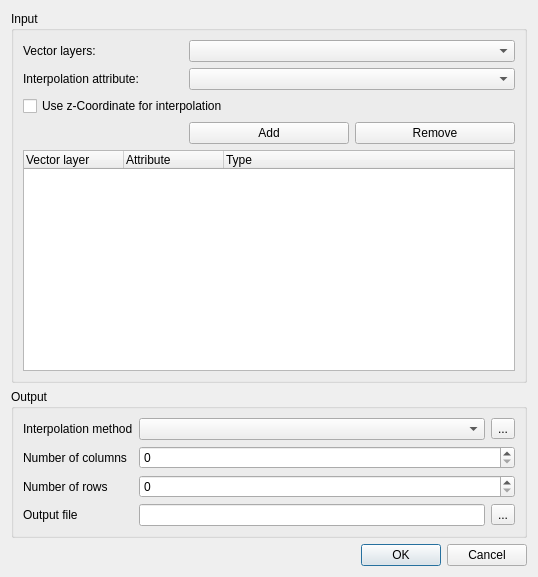
Before: the Qt Designer form qgis/src/plugins/interpolation/qgsinterpolationdialogbase.ui in sourcepole/qgis, drawn with Qt 5.
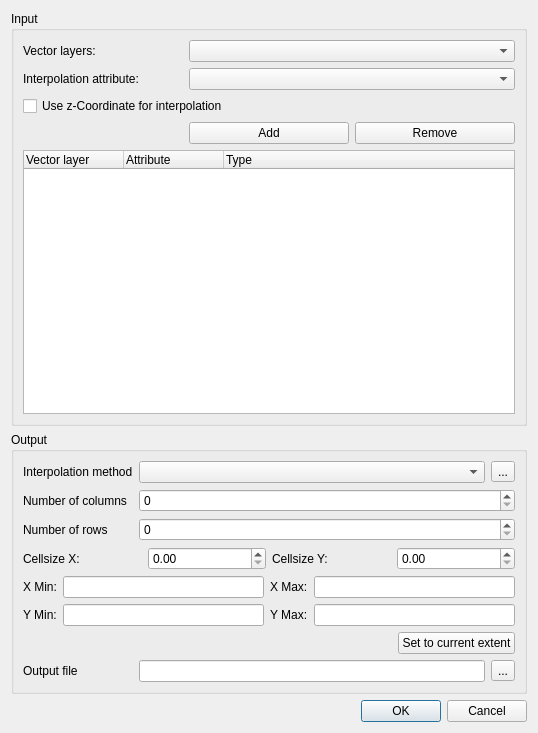
After: the same form once the commit is applied. Icons and pictures are not drawn.

Commit message: Better options to specify output raster extent and resolution in interpolation plugin

Patch:
```diff
--- a/qgis/src/plugins/interpolation/qgsinterpolationdialogbase.ui
+++ b/qgis/src/plugins/interpolation/qgsinterpolationdialogbase.ui
@@ -6,7 +6,7 @@
     <x>0</x>
     <y>0</y>
     <width>538</width>
-    <height>577</height>
+    <height>733</height>
    </rect>
   </property>
   <property name="sizePolicy" >
@@ -18,7 +18,7 @@
   <property name="windowTitle" >
    <string>Interpolation plugin</string>
   </property>
-  <layout class="QGridLayout" name="gridLayout_2" >
+  <layout class="QGridLayout" name="gridLayout_3" >
    <item row="0" column="0" >
     <widget class="QGroupBox" name="mInputGroupBox" >
      <property name="sizePolicy" >
@@ -122,7 +122,7 @@
      <property name="title" >
       <string>Output</string>
      </property>
-     <layout class="QGridLayout" >
+     <layout class="QGridLayout" name="gridLayout_2" >
       <item row="0" column="0" >
        <widget class="QLabel" name="mInterpolationLabel" >
         <property name="text" >
@@ -181,7 +181,111 @@
         </property>
        </widget>
       </item>
-      <item row="3" column="0" >
+      <item row="3" column="0" colspan="3" >
+       <layout class="QHBoxLayout" name="horizontalLayout_3" >
+        <item>
+         <widget class="QLabel" name="mCellsizeXLabel" >
+          <property name="text" >
+           <string>Cellsize X:</string>
+          </property>
+         </widget>
+        </item>
+        <item>
+         <widget class="QDoubleSpinBox" name="mCellsizeXSpinBox" >
+          <property name="maximum" >
+           <double>999999.000000000000000</double>
+          </property>
+         </widget>
+        </item>
+        <item>
+         <widget class="QLabel" name="mCellsizeYLabel" >
+          <property name="text" >
+           <string>Cellsize Y:</string>
+          </property>
+         </widget>
+        </item>
+        <item>
+         <widget class="QDoubleSpinBox" name="mCellSizeYSpinBox" >
+          <property name="maximum" >
+           <double>999999.000000000000000</double>
+          </property>
+         </widget>
+        </item>
+       </layout>
+      </item>
+      <item row="4" column="0" colspan="3" >
+       <layout class="QHBoxLayout" name="horizontalLayout" >
+        <item>
+         <widget class="QLabel" name="mXMinLabel" >
+          <property name="text" >
+           <string>X Min:</string>
+          </property>
+         </widget>
+        </item>
+        <item>
+         <widget class="QLineEdit" name="mXMinLineEdit" />
+        </item>
+        <item>
+         <widget class="QLabel" name="mXMaxLabel" >
+          <property name="text" >
+           <string>X Max:</string>
+          </property>
+         </widget>
+        </item>
+        <item>
+         <widget class="QLineEdit" name="mXMaxLineEdit" />
+        </item>
+       </layout>
+      </item>
+      <item row="5" column="0" colspan="3" >
+       <layout class="QHBoxLayout" name="horizontalLayout_2" >
+        <item>
+         <widget class="QLabel" name="mYMinLabel" >
+          <property name="text" >
+           <string>Y Min:</string>
+          </property>
+         </widget>
+        </item>
+        <item>
+         <widget class="QLineEdit" name="mYMinLineEdit" />
+        </item>
+        <item>
+         <widget class="QLabel" name="mYMaxLabel" >
+          <property name="text" >
+           <string>Y Max:</string>
+          </property>
+         </widget>
+        </item>
+        <item>
+         <widget class="QLineEdit" name="mYMaxLineEdit" />
+        </item>
+       </layout>
+      </item>
+      <item row="6" column="0" colspan="3" >
+       <layout class="QHBoxLayout" name="horizontalLayout_4" >
+        <item>
+         <spacer name="horizontalSpacer" >
+          <property name="orientation" >
+           <enum>Qt::Horizontal</enum>
+          </property>
+          <property name="sizeHint" stdset="0" >
+           <size>
+            <width>298</width>
+            <height>20</height>
+           </size>
+          </property>
+         </spacer>
+        </item>
+        <item>
+         <widget class="QPushButton" name="mBBoxToCurrentExtent" >
+          <property name="text" >
+           <string>Set to current extent</string>
+          </property>
+         </widget>
+        </item>
+       </layout>
+      </item>
+      <item row="7" column="0" >
        <widget class="QLabel" name="mOutputFileLabel" >
         <property name="text" >
          <string>Output file </string>
@@ -191,10 +295,10 @@
         </property>
        </widget>
       </item>
-      <item row="3" column="1" >
+      <item row="7" column="1" >
        <widget class="QLineEdit" name="mOutputFileLineEdit" />
       </item>
-      <item row="3" column="2" >
+      <item row="7" column="2" >
        <widget class="QToolButton" name="mOutputFileButton" >
         <property name="text" >
          <string>...</string>
```
The commit also changes 4 other files.
